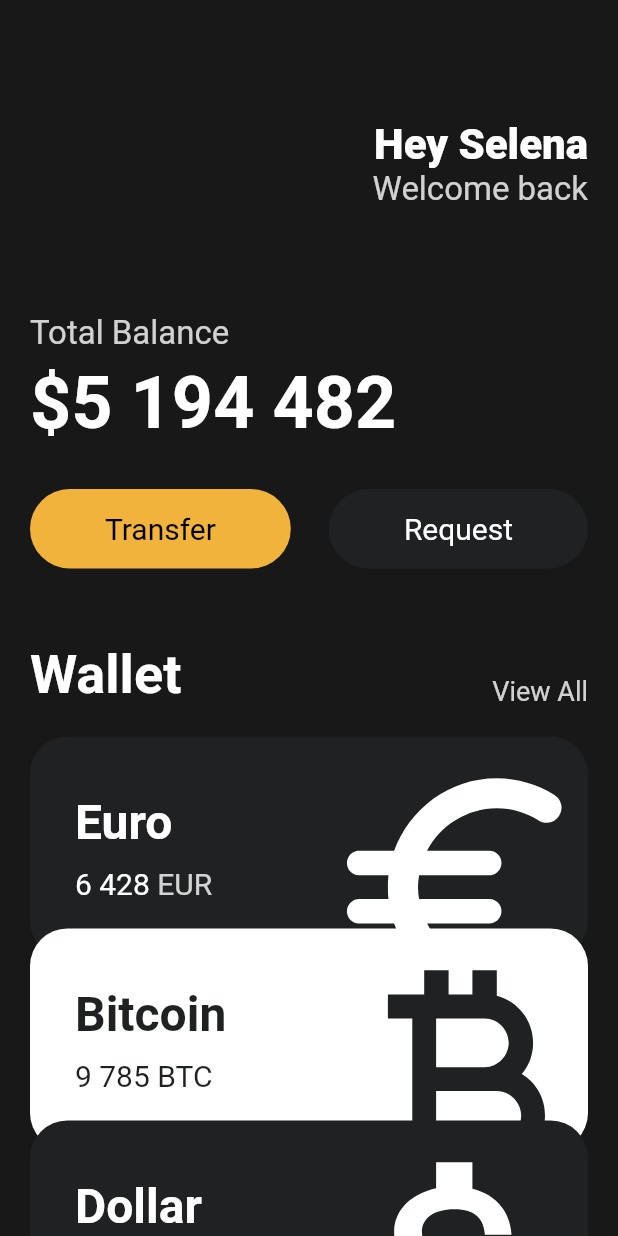
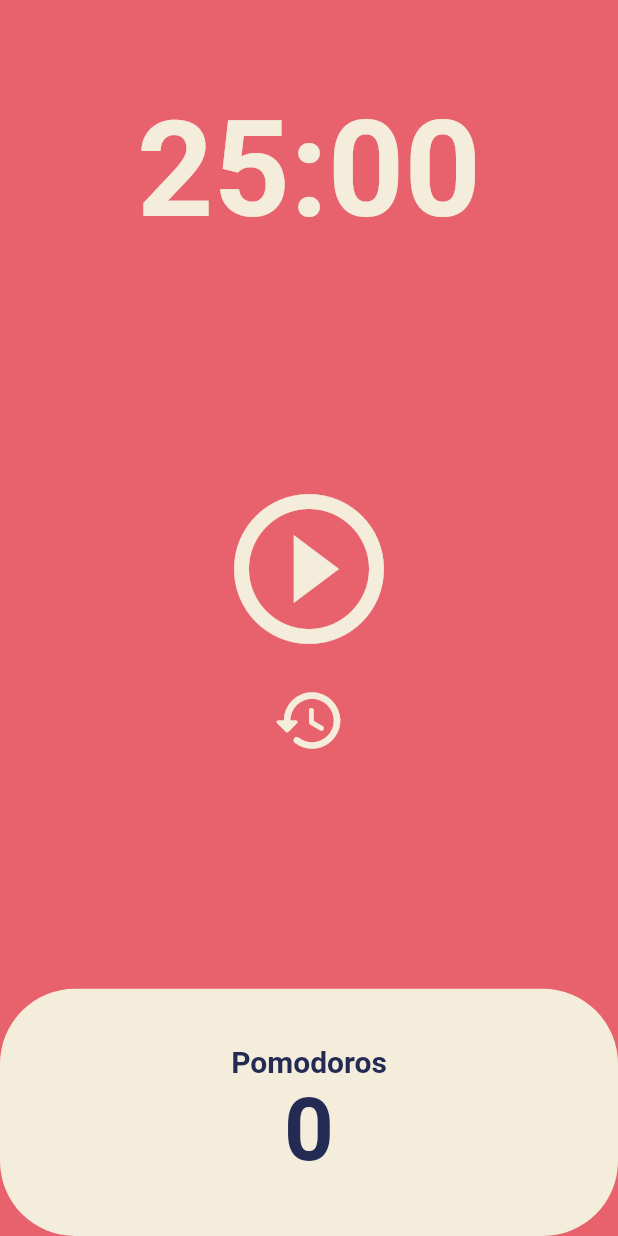
Before and after one commit to khyunx/toonflix, a Flutter app: the screen it shows after launch, on a phone screen of 412 x 824 dp. Run offline on Flutter 3.47's test engine with Material 2 defaults, Android fonts, the phone set to English and light mode, and no system bars.

Commit message:
feat: Flutter로 웹툰 앱 만들기 #4.0 - #5.4 (Pomodoro 앱)

```diff
--- a/lib/main.dart
+++ b/lib/main.dart
@@ -1,6 +1,5 @@
 import 'package:flutter/material.dart';
-import 'package:toonflix/widgets/Button.dart';
-import 'package:toonflix/widgets/currency_card.dart';
+import 'package:toonflix/screens/home_screen.dart';
 
 void main() {
   runApp(const App());
@@ -12,140 +11,18 @@ class App extends StatelessWidget {
   @override
   Widget build(BuildContext context) {
     return MaterialApp(
-      home: Scaffold(
-        backgroundColor: const Color(0xff181818),
-        body: SingleChildScrollView(
-          child: Padding(
-            padding: const EdgeInsets.symmetric(
-              horizontal: 20,
-            ),
-            child: Column(
-              crossAxisAlignment: CrossAxisAlignment.start,
-              children: [
-                const SizedBox(
-                  height: 80,
-                ),
-                Row(
-                  mainAxisAlignment: MainAxisAlignment.end,
-                  children: [
-                    Column(
-                      crossAxisAlignment: CrossAxisAlignment.end,
-                      children: [
-                        const Text(
-                          'Hey Selena',
-                          style: TextStyle(
-                            color: Colors.white,
-                            fontSize: 28,
-                            fontWeight: FontWeight.w800,
-                          ),
-                        ),
-                        Text(
-                          'Welcome back',
-                          style: TextStyle(
-                            color: Colors.white.withOpacity(0.8),
-                            fontSize: 22,
-                          ),
-                        ),
-                      ],
-                    ),
-                  ],
-                ),
-                const SizedBox(
-                  height: 70,
-                ),
-                Text(
-                  'Total Balance',
-                  style: TextStyle(
-                    fontSize: 22,
-                    color: Colors.white.withOpacity(0.8),
-                  ),
-                ),
-                const SizedBox(
-                  height: 5,
-                ),
-                const Text(
-                  '\$5 194 482',
-                  style: TextStyle(
-                    fontSize: 48,
-                    fontWeight: FontWeight.w600,
-                    color: Colors.white,
-                  ),
-                ),
-                const SizedBox(
-                  height: 30,
-                ),
-                const Row(
-                  mainAxisAlignment: MainAxisAlignment.spaceBetween,
-                  children: [
-                    Button(
-                        text: 'Transfer',
-                        bgColor: Color(0xfff1b33b),
-                        textColor: Colors.black),
-                    Button(
-                        text: 'Request',
-                        bgColor: Color(0xff1f2123),
-                        textColor: Colors.white),
-                  ],
-                ),
-                const SizedBox(
-                  height: 50,
-                ),
-                Row(
-                  mainAxisAlignment: MainAxisAlignment.spaceBetween,
-                  crossAxisAlignment: CrossAxisAlignment.end,
-                  children: [
-                    const Text(
-                      'Wallet',
-                      style: TextStyle(
-                        color: Colors.white,
-                        fontSize: 36,
-                        fontWeight: FontWeight.w600,
-                      ),
-                    ),
-                    Text(
-                      'View All',
-                      style: TextStyle(
-                        color: Colors.white.withOpacity(0.8),
-                        fontSize: 18,
-                      ),
-                    ),
-                  ],
-                ),
-                const SizedBox(
-                  height: 20,
-                ),
-                const CurrencyCard(
-                  name: 'Euro',
-                  code: 'EUR',
-                  amount: '6 428',
-                  icon: Icons.euro_rounded,
-                  isInverted: false,
-                ),
-                Transform.translate(
-                  offset: const Offset(0, -20),
-                  child: const CurrencyCard(
-                    name: 'Bitcoin',
-                    code: 'BTC',
-                    amount: '9 785',
-                    icon: Icons.currency_bitcoin,
-                    isInverted: true,
-                  ),
-                ),
-                Transform.translate(
-                  offset: const Offset(0, -40),
-                  child: const CurrencyCard(
-                    name: 'Dollar',
-                    code: 'USD',
-                    amount: '428',
-                    icon: Icons.attach_money_outlined,
-                    isInverted: false,
-                  ),
-                ),
-              ],
-            ),
+      theme: ThemeData(
+        textTheme: const TextTheme(
+          displayLarge: TextStyle(
+            color: Color(0xff232b55),
           ),
         ),
+        cardColor: const Color(0xfff4eddb),
+        colorScheme: ColorScheme.fromSwatch(
+          backgroundColor: const Color(0xffe7626c),
+        ),
       ),
+      home: const HomeScreen(),
     );
   }
 }
--- /dev/null
+++ b/lib/screens/home_screen.dart
@@ -0,0 +1,152 @@
+import 'package:flutter/material.dart';
+import 'dart:async';
+
+class HomeScreen extends StatefulWidget {
+  const HomeScreen({super.key});
+
+  @override
+  State<HomeScreen> createState() => _HomeScreenState();
+}
+
+class _HomeScreenState extends State<HomeScreen> {
+  static const twentyFiveMinutes = 1500;
+  int totalSeconds = twentyFiveMinutes, totalPomodoros = 0;
+  bool isRunning = false;
+  late Timer timer;
+
+  void onTick(Timer timer) {
+    if (totalSeconds == 0) {
+      setState(() {
+        totalPomodoros++;
+        isRunning = false;
+        totalSeconds = twentyFiveMinutes;
+      });
+      timer.cancel();
+    } else {
+      setState(() {
+        totalSeconds--;
+      });
+    }
+  }
+
+  void onStartPressed() {
+    timer = Timer.periodic(
+      const Duration(seconds: 1),
+      onTick,
+    );
+    setState(() {
+      isRunning = true;
+    });
+  }
+
+  void onPausePressed() {
+    timer.cancel();
+    setState(() {
+      isRunning = false;
+    });
+  }
+
+  String format(int seconds) {
+    var duration = Duration(seconds: seconds);
+    return duration.toString().split('.').first.substring(2);
+  }
+
+  void onResetTimer() {
+    timer.cancel();
+    setState(() {
+      totalSeconds = 1500;
+      isRunning = false;
+    });
+  }
+
+  @override
+  Widget build(BuildContext context) {
+    return Scaffold(
+      backgroundColor: Theme.of(context).colorScheme.background,
+      body: Column(
+        children: [
+          Flexible(
+            flex: 1,
+            child: Container(
+              alignment: Alignment.bottomCenter,
+              child: Text(
+                format(totalSeconds),
+                style: TextStyle(
+                  color: Theme.of(context).cardColor,
+                  fontSize: 89,
+                  fontWeight: FontWeight.w600,
+                ),
+              ),
+            ),
+          ),
+          Flexible(
+            flex: 3,
+            child: Center(
+              child: Column(
+                mainAxisAlignment: MainAxisAlignment.center,
+                children: [
+                  IconButton(
+                    iconSize: 120,
+                    color: Theme.of(context).cardColor,
+                    onPressed: isRunning ? onPausePressed : onStartPressed,
+                    icon: Icon(
+                      isRunning
+                          ? Icons.pause_circle_outline
+                          : Icons.play_circle_outline,
+                    ),
+                  ),
+                  IconButton(
+                    iconSize: 50,
+                    color: Theme.of(context).cardColor,
+                    onPressed: onResetTimer,
+                    icon: const Icon(
+                      Icons.restore_rounded,
+                    ),
+                  ),
+                ],
+              ),
+            ),
+          ),
+          Flexible(
+            flex: 1,
+            child: Row(
+              children: [
+                Expanded(
+                  child: Container(
+                    decoration: BoxDecoration(
+                      color: Theme.of(context).cardColor,
+                      borderRadius: BorderRadius.circular(50),
+                    ),
+                    child: Column(
+                      mainAxisAlignment: MainAxisAlignment.center,
+                      children: [
+                        Text(
+                          'Pomodoros',
+                          style: TextStyle(
+                            fontSize: 20,
+                            fontWeight: FontWeight.w600,
+                            color:
+                                Theme.of(context).textTheme.displayLarge!.color,
+                          ),
+                        ),
+                        Text(
+                          '$totalPomodoros',
+                          style: TextStyle(
+                            fontSize: 58,
+                            fontWeight: FontWeight.w600,
+                            color:
+                                Theme.of(context).textTheme.displayLarge!.color,
+                          ),
+                        ),
+                      ],
+                    ),
+                  ),
+                ),
+              ],
+            ),
+          ),
+        ],
+      ),
+    );
+  }
+}
--- a/lib/widgets/button.dart
+++ /dev/null
@@ -1,36 +0,0 @@
-import 'package:flutter/material.dart';
-
-class Button extends StatelessWidget {
-  final String text;
-  final Color bgColor;
-  final Color textColor;
-
-  const Button(
-      {super.key,
-      required this.text,
-      required this.bgColor,
-      required this.textColor});
-
-  @override
-  Widget build(BuildContext context) {
-    return Container(
-      decoration: BoxDecoration(
-        color: bgColor,
-        borderRadius: BorderRadius.circular(45),
-      ),
-      child: Padding(
-        padding: const EdgeInsets.symmetric(
-          vertical: 15,
-          horizontal: 50,
-        ),
-        child: Text(
-          text,
-          style: TextStyle(
-            color: textColor,
-            fontSize: 20,
-          ),
-        ),
-      ),
-    );
-  }
-}
--- a/lib/widgets/currency_card.dart
+++ /dev/null
@@ -1,87 +0,0 @@
-import 'package:flutter/material.dart';
-
-class CurrencyCard extends StatelessWidget {
-  final String name, code, amount;
-  final IconData icon;
-  final bool isInverted;
-
-  final _blackColor = const Color(0xff1f2123);
-
-  const CurrencyCard({
-    super.key,
-    required this.name,
-    required this.code,
-    required this.amount,
-    required this.icon,
-    required this.isInverted,
-  });
-
-  @override
-  Widget build(BuildContext context) {
-    return Container(
-      clipBehavior: Clip.hardEdge,
-      decoration: BoxDecoration(
-        color: isInverted ? Colors.white : _blackColor,
-        borderRadius: BorderRadius.circular(25),
-      ),
-      child: Padding(
-        padding: const EdgeInsets.all(30),
-        child: Row(
-          mainAxisAlignment: MainAxisAlignment.spaceBetween,
-          children: [
-            Column(
-              crossAxisAlignment: CrossAxisAlignment.start,
-              children: [
-                Text(
-                  name,
-                  style: TextStyle(
-                    color: isInverted ? _blackColor : Colors.white,
-                    fontSize: 32,
-                    fontWeight: FontWeight.w600,
-                  ),
-                ),
-                const SizedBox(
-                  height: 10,
-                ),
-                Row(
-                  children: [
-                    Text(
-                      amount,
-                      style: TextStyle(
-                        color: isInverted ? _blackColor : Colors.white,
-                        fontSize: 20,
-                      ),
-                    ),
-                    const SizedBox(
-                      width: 5,
-                    ),
-                    Text(
-                      code,
-                      style: TextStyle(
-                        color: isInverted
-                            ? _blackColor
-                            : Colors.white.withOpacity(0.8),
-                        fontSize: 20,
-                      ),
-                    ),
-                  ],
-                )
-              ],
-            ),
-            Transform.scale(
-              scale: 2.2,
-              child: Transform.translate(
-                offset: const Offset(-5, 12),
-                child: Icon(
-                  icon,
-                  color: isInverted ? _blackColor : Colors.white,
-                  size: 88,
-                ),
-              ),
-            )
-          ],
-        ),
-      ),
-    );
-  }
-}
```
